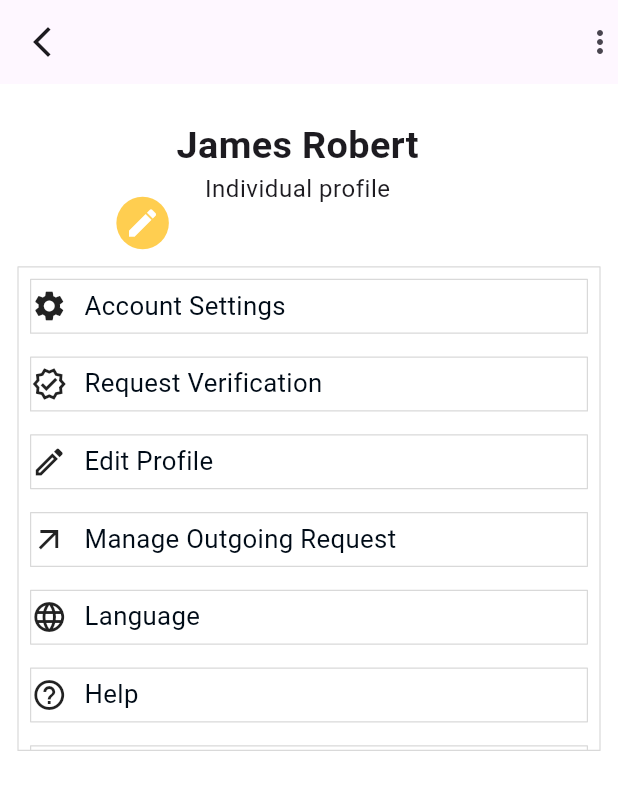
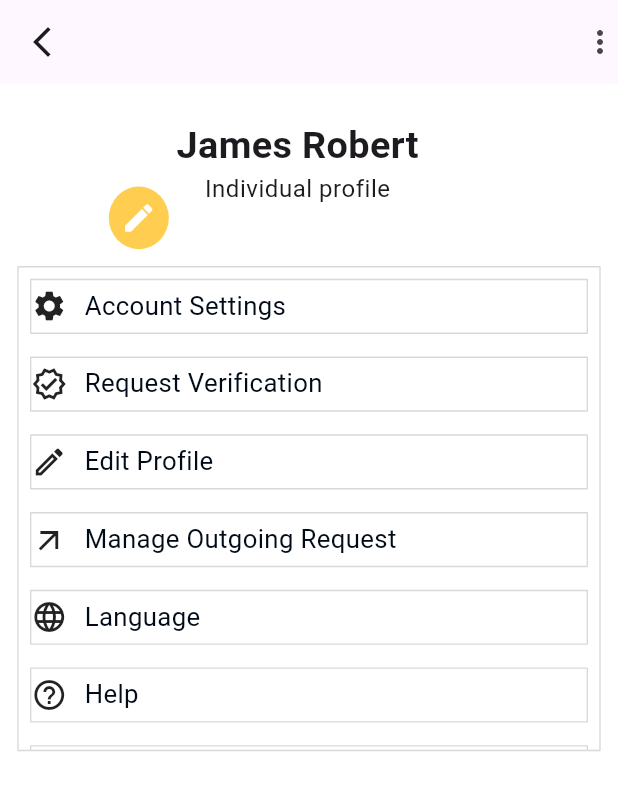
Before and after one commit to Reem7204/car2go, a Flutter app: the Accountdetails screen opened directly, on a phone screen of 412 x 824 dp. Shown: the top 790 px of the screen. Run offline on Flutter 3.47's test engine with Material 3 defaults, Android fonts, the light colour scheme and no system bars; our stand-ins replace bloc, carousel_slider, flutter_bloc, flutter_screenutil; Roboto replaces fonts that are missing (SF Pro Display).

Commit message:
third commit

```diff
--- a/lib/screens/account.dart
+++ b/lib/screens/account.dart
@@ -51,8 +51,8 @@ class _AccountState extends State<Account> {
                     bottom: -5,
                     right: -5,
                     child: Container(
-                      width: 27,
-                      height: 27,
+                      width: 27.w,
+                      height: 27.h,
                       decoration: ShapeDecoration(
                         color: const Color(0xFFFFCE50),
                         shape: OvalBorder(),
@@ -126,7 +126,7 @@ class _AccountState extends State<Account> {
                             width: 134.w,
                             height: 100.h,
                             // color: Colors.white,
-                            child: Image.asset('assets/budgetcar.jpg',height: 100,width: 134.w,fit: BoxFit.fill,),
+                            child: Image.asset('assets/budgetcar.jpg',height: 100.h,width: 134.w,fit: BoxFit.fill,),
                             // decoration: ShapeDecoration(
                             //   image: DecorationImage(
                             //     image: NetworkImage("https://placehold.co/134x121"),
--- a/lib/screens/accountDetails.dart
+++ b/lib/screens/accountDetails.dart
@@ -47,8 +47,8 @@ class _AccountdetailsState extends State<Accountdetails> {
                         bottom: -5,
                         right: -5,
                         child: Container(
-                          width: 35,
-                          height: 35,
+                          width: 35.w,
+                          height: 35.h,
                           decoration: ShapeDecoration(
                             color: const Color(0xFFFFCE50),
                             shape: OvalBorder(),
@@ -93,7 +93,7 @@ class _AccountdetailsState extends State<Accountdetails> {
                 decoration: ShapeDecoration(
             shape: RoundedRectangleBorder(
               side: BorderSide(
-                width: 0.80,
+                width: 0.80.w,
                 strokeAlign: BorderSide.strokeAlignCenter,
                 color: const Color(0xFFD9D9D9),
               ),
@@ -109,7 +109,7 @@ class _AccountdetailsState extends State<Accountdetails> {
                   decoration: ShapeDecoration(
                             shape: RoundedRectangleBorder(
                 side: BorderSide(
-                  width: 0.80,
+                  width: 0.80.w,
                   strokeAlign: BorderSide.strokeAlignCenter,
                   color: const Color(0xFFD9D9D9),
                 ),
--- a/lib/screens/addCar.dart
+++ b/lib/screens/addCar.dart
@@ -18,7 +18,7 @@ class _AddcarState extends State<Addcar> {
           'Choose Category',
           style: TextStyle(
             color: const Color(0xFFF7F5F2),
-            fontSize: 24,
+            fontSize: 24.sp,
             fontFamily: 'SF Pro Display',
             fontWeight: FontWeight.w600,
           ),
--- a/lib/screens/intro.dart
+++ b/lib/screens/intro.dart
@@ -58,7 +58,7 @@ class _IntroState extends State<Intro> {
                             'Let’s Go',
                             style: TextStyle(
                               color: Colors.white,
-                              fontSize: 20,
+                              fontSize: 20.sp,
                               fontFamily: 'SF Pro Display',
                               fontWeight: FontWeight.w700,
                               letterSpacing: 1.70,
--- a/lib/screens/login.dart
+++ b/lib/screens/login.dart
@@ -52,7 +52,7 @@ class _LoginState extends State<Login> {
                     'Forgot Password?',
                     style: TextStyle(
                       color: const Color(0xFFDDE0E3),
-                      fontSize: 16,
+                      fontSize: 16.sp,
                       fontFamily: 'SF Pro Display',
                       fontWeight: FontWeight.w400,
                     ),
@@ -73,7 +73,7 @@ class _LoginState extends State<Login> {
                     'Don’t have an account ',
                     style: TextStyle(
                       color: const Color(0xFFDDE0E3),
-                      fontSize: 16,
+                      fontSize: 16.sp,
                       fontFamily: 'SF Pro Display',
                       fontWeight: FontWeight.w400,
                     ),
@@ -86,7 +86,7 @@ class _LoginState extends State<Login> {
                       'Sign Up',
                       style: TextStyle(
                         color: const Color(0xFF0078FF),
-                        fontSize: 16,
+                        fontSize: 16.sp,
                         fontFamily: 'SF Pro Display',
                         fontWeight: FontWeight.w700,
                       ),
--- a/lib/widgets/bottomModelSheet.dart
+++ b/lib/widgets/bottomModelSheet.dart
@@ -115,7 +115,7 @@ class _BottommodelsheetState extends State<Bottommodelsheet> {
                           });
                         },
                         children: years
-                            .map((year) => Center(child: Text(year, style: TextStyle(fontSize: 20))))
+                            .map((year) => Center(child: Text(year, style: TextStyle(fontSize: 20.sp))))
                             .toList(),
                       ),
         ),
--- a/lib/widgets/custom_button.dart
+++ b/lib/widgets/custom_button.dart
@@ -52,7 +52,7 @@ class _CustomTextfieldState extends State<CustomTextfield> {
                             contentPadding: EdgeInsets.symmetric(
                                 vertical: 10.0, horizontal: 20.0),
                             labelText: widget.label,
-                            labelStyle: TextStyle(color: const Color(0xFFA7B0BB),fontSize: 16,
+                            labelStyle: TextStyle(color: const Color(0xFFA7B0BB),fontSize: 16.sp,
                         fontFamily: 'SF Pro Display',
                         fontWeight: FontWeight.w400,),
                             border: InputBorder.none),
--- a/lib/widgets/dropDownDesign.dart
+++ b/lib/widgets/dropDownDesign.dart
@@ -60,7 +60,7 @@ class _DropdowndesignState extends State<Dropdowndesign> {
           height: 23.h,
           fit: BoxFit.contain,
         ),
-        SizedBox(width: 27),
+        SizedBox(width: 27.w),
         Text(selectedItem['label'], style: TextStyle(fontSize: 18.sp)),
         Spacer(),
         Icon(Icons.keyboard_arrow_down_rounded),
```
Also changed, not shown: lib/screens/allChat.dart (+5 -5 lines).
